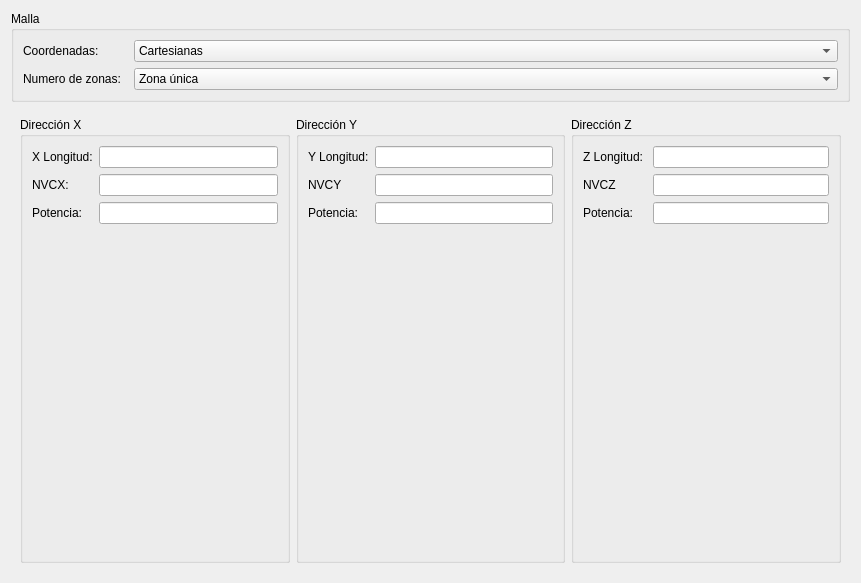
Before: the Qt Designer form malla_window/ui/malla_window.ui in luisdavidrodm/PrePRODIC3D, drawn with Qt 5.
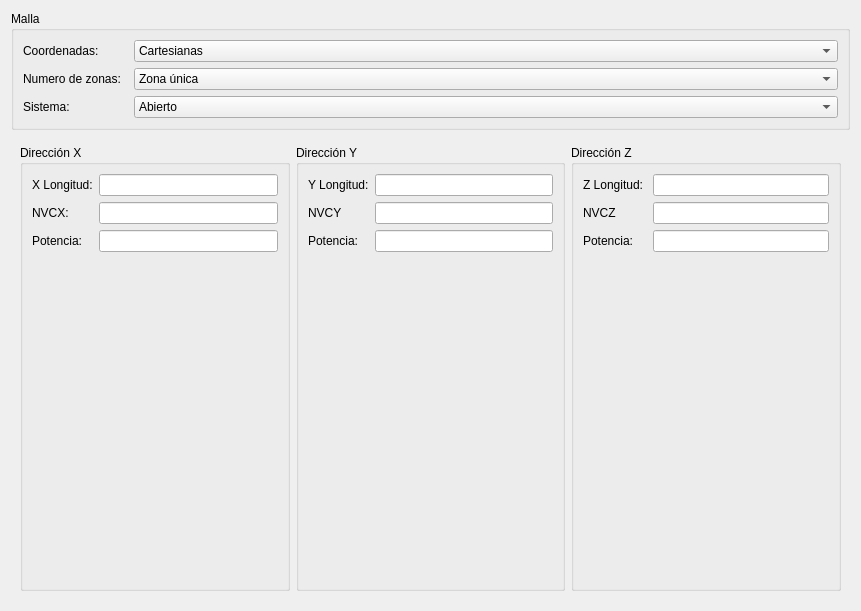
After: the same form once the commit is applied.

Commit message: Inclusion de LineEdits y ComboBoxex que incluyen KCY junto con IBOR e IPUN en ventanas malla y valores respectivamente

```diff
--- a/malla_window/ui/malla_window.ui
+++ b/malla_window/ui/malla_window.ui
@@ -62,6 +62,27 @@
         </item>
        </widget>
       </item>
+      <item row="2" column="0">
+       <widget class="QLabel" name="label">
+        <property name="text">
+         <string>Sistema:</string>
+        </property>
+       </widget>
+      </item>
+      <item row="2" column="1">
+       <widget class="QComboBox" name="comboBox">
+        <item>
+         <property name="text">
+          <string>Abierto</string>
+         </property>
+        </item>
+        <item>
+         <property name="text">
+          <string>Cerrado</string>
+         </property>
+        </item>
+       </widget>
+      </item>
      </layout>
     </widget>
    </item>
```
Left out of the diff: 14 changed lines with no effect on the pictures. The commit also changes 3 other files.
